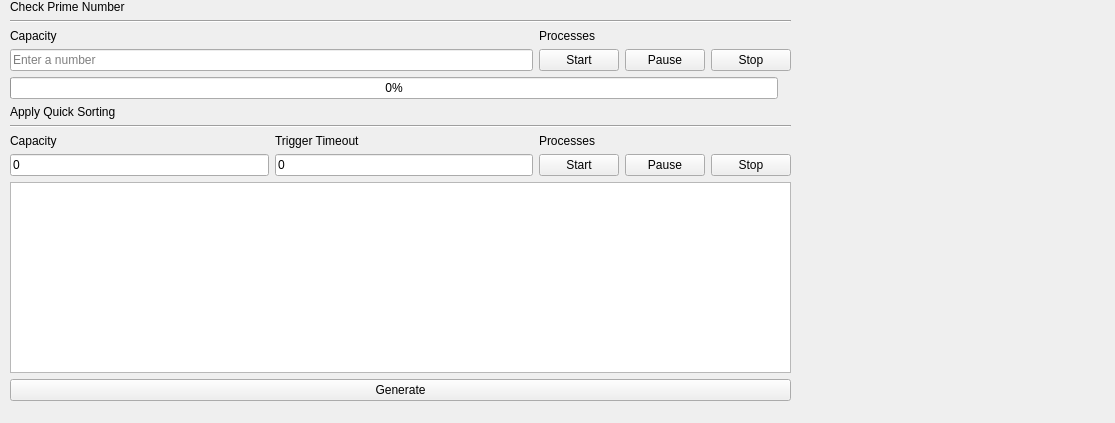
Before: the Qt Designer form mainwindow.ui in gokhanergen-tech/quick-sort-prime-number-check-gui-idle-time-timer, drawn with Qt 5.
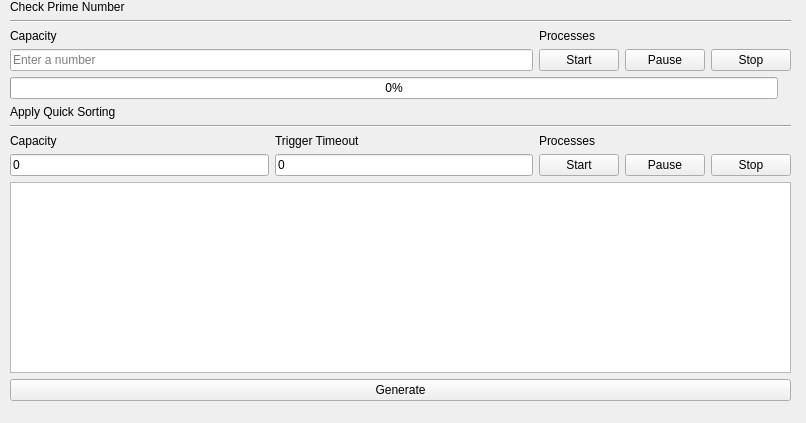
After: the same form once the commit is applied.

Diff of the .ui file:
```diff
--- a/mainwindow.ui
+++ b/mainwindow.ui
@@ -6,7 +6,7 @@
    <rect>
     <x>0</x>
     <y>0</y>
-    <width>1115</width>
+    <width>806</width>
     <height>423</height>
    </rect>
   </property>
```
Left out of the diff: 2 changed lines with no effect on the pictures.
